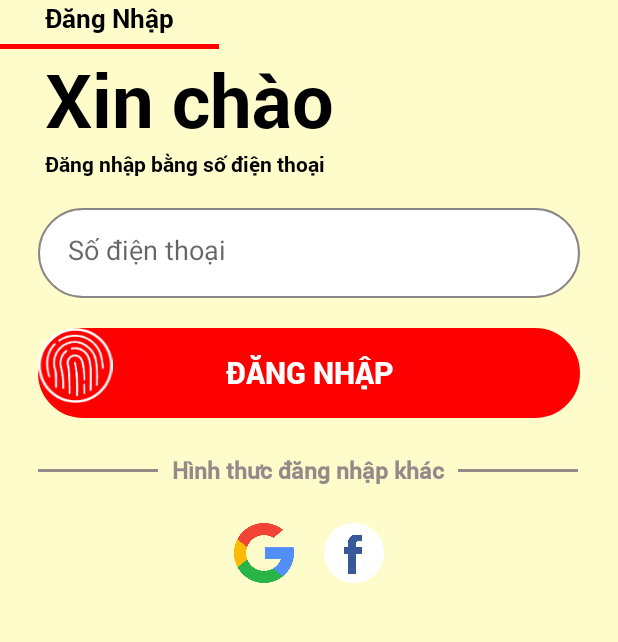
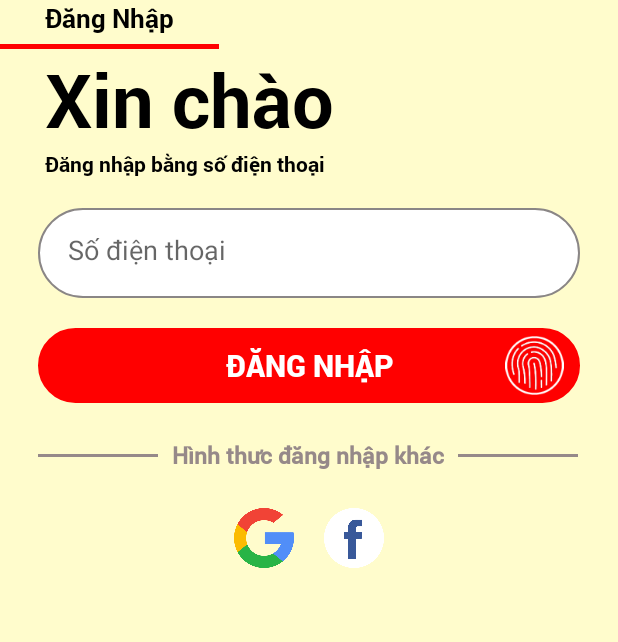
Before and after one commit to HarryNguyen99/Android005, an Android app: the screen it shows after launch (MainActivity), on a phone screen of 412 x 824 dp, the part 544-1186 px from its top. Run offline under Robolectric (Android 15) with nearby library versions, the phone set to English and light mode, and no system bars.

Commit message:
chèn vân tay vào nút đăng nhập

```diff
--- a/SOURCE/app/src/main/res/layout/login_layout.xml
+++ b/SOURCE/app/src/main/res/layout/login_layout.xml
@@ -73,35 +73,29 @@
                 android:padding="20dp" />
 
             <RelativeLayout
-                android:layout_width="wrap_content"
+                android:layout_width="match_parent"
                 android:layout_height="wrap_content"
+                android:background="@drawable/red_round_login"
                 android:layout_marginTop="20dp"
                 android:layout_marginHorizontal="25dp">
 
                 <TextView
-                    android:layout_width="match_parent"
-                    android:layout_height="60dp"
-                    android:background="@drawable/red_round_login"
+                    android:layout_width="wrap_content"
+                    android:layout_height="wrap_content"
                     android:fontFamily="@font/roboto_black"
                     android:gravity="center"
                     android:text="ĐĂNG NHẬP"
                     android:textColor="#ffff"
+                    android:layout_centerInParent="true"
                     android:textSize="20sp" />
-
-                <LinearLayout
-                    android:layout_width="wrap_content"
-                    android:layout_height="wrap_content">
 
                     <ImageView
                         android:layout_width="50dp"
                         android:layout_height="50dp"
+                        android:padding="5dp"
+                        android:layout_alignParentRight="true"
+                        android:layout_marginRight="5dp"
                         android:src="@mipmap/ic_vantay" />
-
-
-
-                </LinearLayout>
-
-
 
             </RelativeLayout>
 
```
